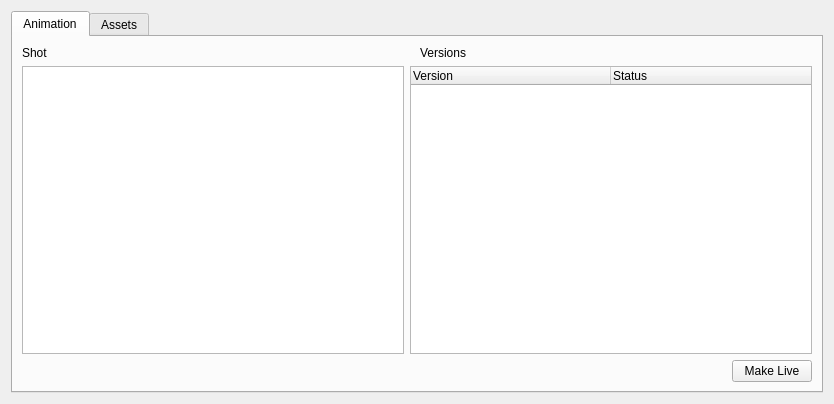
First picture: the form in src/calabash/scripts/pipeman/pipeman_ui.ui, repository thomasjmoore/Calabash-Tools, before the edit.
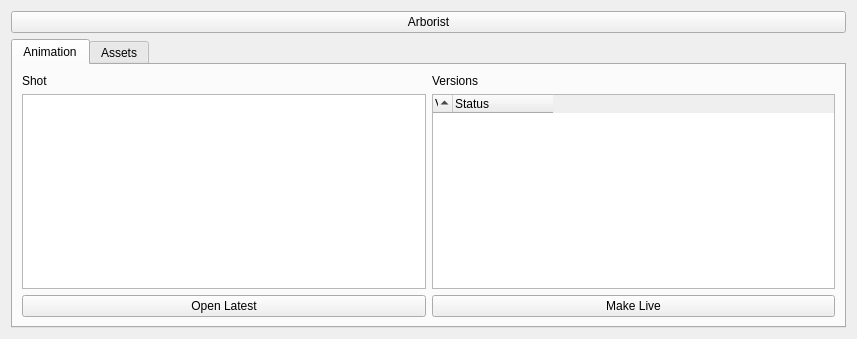
Second picture: the form after the edit. Icons and pictures are not drawn.

```diff
--- a/src/calabash/scripts/pipeman/pipeman_ui.ui
+++ b/src/calabash/scripts/pipeman/pipeman_ui.ui
@@ -6,15 +6,19 @@
    <rect>
     <x>0</x>
     <y>0</y>
-    <width>834</width>
-    <height>404</height>
+    <width>857</width>
+    <height>339</height>
    </rect>
   </property>
   <property name="windowTitle">
-   <string>Make Live Editor</string>
+   <string>Pipeman</string>
+  </property>
+  <property name="windowIcon">
+   <iconset>
+    <normaloff>pipeman1.gif</normaloff>pipeman1.gif</iconset>
   </property>
   <layout class="QGridLayout" name="gridLayout">
-   <item row="0" column="0">
+   <item row="2" column="0">
     <widget class="QTabWidget" name="tabWidget_pipeman">
      <property name="currentIndex">
       <number>0</number>
@@ -27,9 +31,20 @@
        <item row="0" column="0">
         <layout class="QHBoxLayout" name="horizontalLayout_2">
          <item>
-          <layout class="QVBoxLayout" name="verticalLayout_2">
+          <layout class="QGridLayout" name="gridLayout_5">
+           <item row="4" column="0">
+            <layout class="QHBoxLayout" name="horizontalLayout_5">
            <item>
-            <layout class="QHBoxLayout" name="horizontalLayout_6">
+              <widget class="QPushButton" name="pushButton_anim_openlatest">
+               <property name="text">
+                <string>Open Latest</string>
+               </property>
+              </widget>
+             </item>
+            </layout>
+           </item>
+           <item row="1" column="0">
+            <layout class="QHBoxLayout" name="horizontalLayout_7">
              <item>
               <widget class="QLabel" name="label_3">
                <property name="text">
@@ -37,25 +52,23 @@
                </property>
               </widget>
              </item>
-             <item>
-              <widget class="QLabel" name="label_4">
-               <property name="text">
-                <string>Versions</string>
-               </property>
-              </widget>
-             </item>
             </layout>
            </item>
-           <item>
-            <layout class="QHBoxLayout" name="horizontalLayout_7">
-             <item>
-              <widget class="QListWidget" name="listWidget_shots"/>
-             </item>
-             <item>
+           <item row="2" column="0">
+            <widget class="QListWidget" name="listWidget_shots">
+             <property name="wordWrap">
+              <bool>true</bool>
+             </property>
+             <property name="sortingEnabled">
+              <bool>true</bool>
+             </property>
+            </widget>
+           </item>
+           <item row="2" column="1">
               <widget class="QTreeWidget" name="treeWidget_animVersions">
                <property name="minimumSize">
                 <size>
-                 <width>402</width>
+               <width>0</width>
                  <height>0</height>
                 </size>
                </property>
@@ -87,13 +100,19 @@
                 <bool>true</bool>
                </attribute>
                <attribute name="headerDefaultSectionSize">
-                <number>200</number>
+              <number>0</number>
                </attribute>
                <attribute name="headerHighlightSections">
-                <bool>true</bool>
+              <bool>false</bool>
                </attribute>
                <attribute name="headerMinimumSectionSize">
-                <number>200</number>
+              <number>0</number>
+             </attribute>
+             <attribute name="headerShowSortIndicator" stdset="0">
+              <bool>true</bool>
+             </attribute>
+             <attribute name="headerStretchLastSection">
+              <bool>false</bool>
                </attribute>
                <column>
                 <property name="text">
@@ -105,25 +124,15 @@
                  <string>Status</string>
                 </property>
                </column>
-              </widget>
-             </item>
-            </layout>
-           </item>
-           <item>
+             <column>
+              <property name="text">
+               <string/>
+              </property>
+             </column>
+            </widget>
+           </item>
+           <item row="4" column="1">
             <layout class="QHBoxLayout" name="horizontalLayout_8">
-             <item>
-              <spacer name="horizontalSpacer_2">
-               <property name="orientation">
-                <enum>Qt::Horizontal</enum>
-               </property>
-               <property name="sizeHint" stdset="0">
-                <size>
-                 <width>40</width>
-                 <height>20</height>
-                </size>
-               </property>
-              </spacer>
-             </item>
              <item>
               <widget class="QPushButton" name="pushButton_anim_makelive">
                <property name="text">
@@ -133,6 +142,17 @@
              </item>
             </layout>
            </item>
+           <item row="1" column="1">
+            <layout class="QHBoxLayout" name="horizontalLayout_6">
+             <item>
+              <widget class="QLabel" name="label_4">
+               <property name="text">
+                <string>Versions</string>
+               </property>
+              </widget>
+             </item>
+            </layout>
+           </item>
           </layout>
          </item>
         </layout>
@@ -149,14 +169,9 @@
          <item>
           <layout class="QVBoxLayout" name="verticalLayout">
            <item>
-            <layout class="QHBoxLayout" name="horizontalLayout_5">
-             <item>
-              <widget class="QLabel" name="label">
-               <property name="text">
-                <string>Assets</string>
-               </property>
-              </widget>
-             </item>
+            <layout class="QGridLayout" name="gridLayout_4">
+             <item row="0" column="1">
+              <layout class="QHBoxLayout" name="horizontalLayout_10">
              <item>
               <widget class="QLabel" name="label_2">
                <property name="text">
@@ -166,16 +181,30 @@
              </item>
             </layout>
            </item>
+             <item row="1" column="0">
+              <layout class="QVBoxLayout" name="verticalLayout_3">
            <item>
-            <layout class="QHBoxLayout" name="horizontalLayout_4">
-             <item>
-              <widget class="QListWidget" name="listWidget_assets"/>
-             </item>
+                <widget class="QListWidget" name="listWidget_assets">
+                 <property name="minimumSize">
+                  <size>
+                   <width>0</width>
+                   <height>0</height>
+                  </size>
+                 </property>
+                 <property name="sortingEnabled">
+                  <bool>true</bool>
+                 </property>
+                </widget>
+               </item>
+              </layout>
+             </item>
+             <item row="1" column="1">
+              <layout class="QVBoxLayout" name="verticalLayout_4">
              <item>
               <widget class="QTreeWidget" name="treeWidget_versions">
                <property name="minimumSize">
                 <size>
-                 <width>402</width>
+                   <width>0</width>
                  <height>0</height>
                 </size>
                </property>
@@ -207,13 +236,19 @@
                 <bool>true</bool>
                </attribute>
                <attribute name="headerDefaultSectionSize">
-                <number>200</number>
+                  <number>0</number>
                </attribute>
                <attribute name="headerHighlightSections">
-                <bool>true</bool>
+                  <bool>false</bool>
                </attribute>
                <attribute name="headerMinimumSectionSize">
-                <number>200</number>
+                  <number>0</number>
+                 </attribute>
+                 <attribute name="headerShowSortIndicator" stdset="0">
+                  <bool>true</bool>
+                 </attribute>
+                 <attribute name="headerStretchLastSection">
+                  <bool>false</bool>
                </attribute>
                <column>
                 <property name="text">
@@ -225,14 +260,41 @@
                  <string>Status</string>
                 </property>
                </column>
+                 <column>
+                  <property name="text">
+                   <string/>
+                  </property>
+                 </column>
               </widget>
              </item>
             </layout>
            </item>
+             <item row="0" column="0">
+              <layout class="QHBoxLayout" name="horizontalLayout_4">
            <item>
+                <widget class="QLabel" name="label">
+                 <property name="text">
+                  <string>Assets</string>
+                 </property>
+                </widget>
+               </item>
+              </layout>
+             </item>
+             <item row="2" column="0">
+              <layout class="QHBoxLayout" name="horizontalLayout_9">
+               <item>
+                <widget class="QPushButton" name="pushButton_asset_openlatest">
+                 <property name="text">
+                  <string>Open Latest</string>
+                 </property>
+                </widget>
+               </item>
+              </layout>
+             </item>
+             <item row="2" column="1">
             <layout class="QHBoxLayout" name="horizontalLayout_3">
              <item>
-              <spacer name="horizontalSpacer">
+                <spacer name="horizontalSpacer_4">
                <property name="orientation">
                 <enum>Qt::Horizontal</enum>
                </property>
@@ -258,9 +320,26 @@
         </layout>
        </item>
       </layout>
+       </item>
+      </layout>
      </widget>
     </widget>
    </item>
+   <item row="0" column="0">
+    <layout class="QVBoxLayout" name="verticalLayout_2">
+     <item>
+      <layout class="QHBoxLayout" name="horizontalLayout_11">
+       <item>
+        <widget class="QPushButton" name="pushButton">
+         <property name="text">
+          <string>Arborist</string>
+         </property>
+        </widget>
+       </item>
+      </layout>
+     </item>
+    </layout>
+   </item>
   </layout>
  </widget>
  <resources/>
```
Lines whose indentation alone changed are shown as unchanged.
